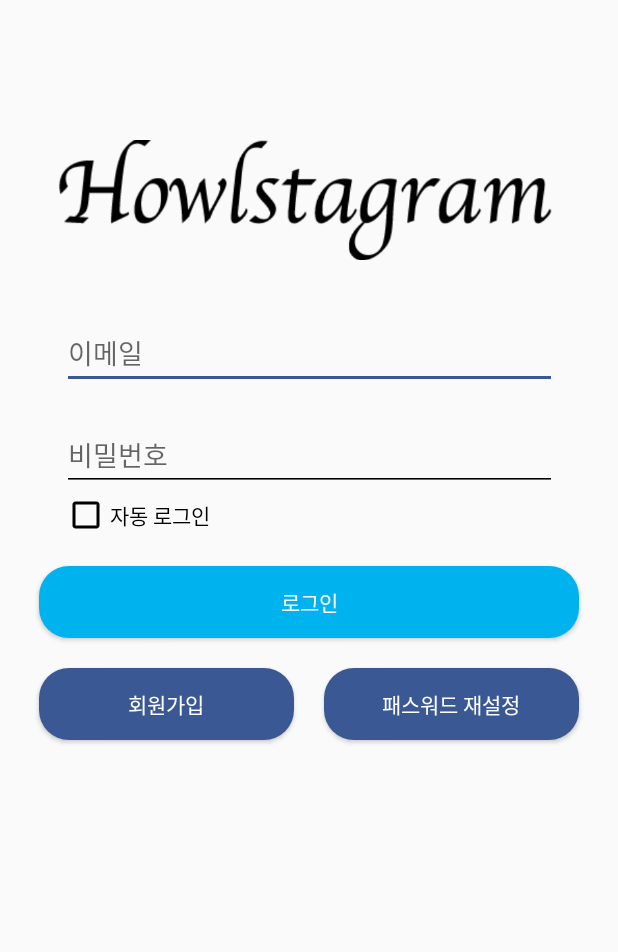
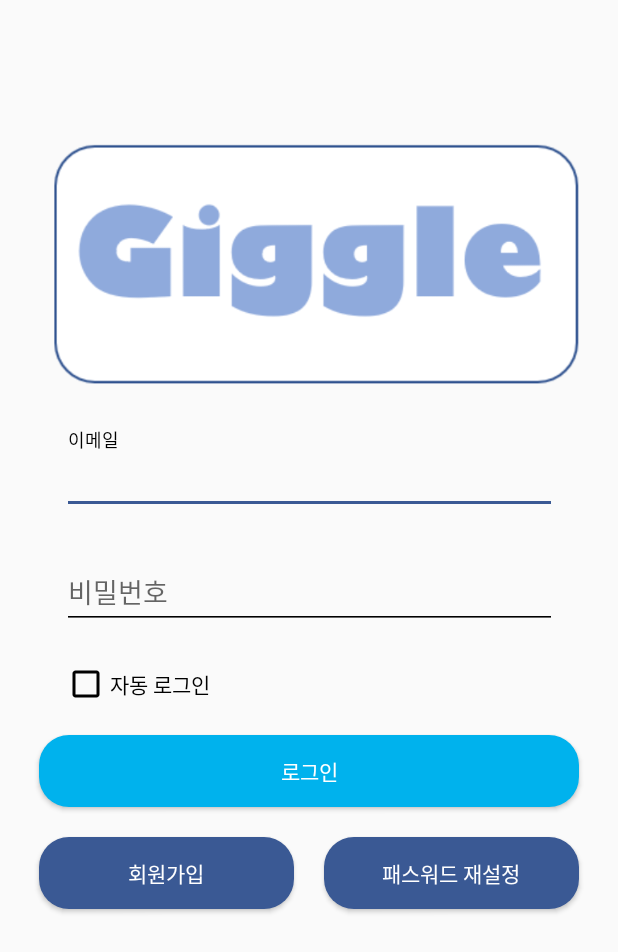
Before and after one commit to koreatlwls/CPL-20201-Team3, an Android app: the screen it shows after launch (LoginActivity), on a phone screen of 412 x 824 dp. Shown: the top 952 px of the screen. Run offline under Robolectric (Android 15) with nearby library versions, the phone set to English and light mode, and no system bars; our stand-ins replace Firebase (no records; nobody signed in at launch, a user with empty details on screens opened directly).

Commit message:
err수정
err수정

```diff
--- a/giggle_android/app/src/main/AndroidManifest.xml
+++ b/giggle_android/app/src/main/AndroidManifest.xml
@@ -22,9 +22,9 @@
         android:roundIcon="@mipmap/ic_launcher_round"
         android:supportsRtl="true"
         android:theme="@style/AppTheme">
-        <activity android:name=".SavedAdActivity"></activity>
+        <activity android:name=".ProcessingAdActivity"></activity>
+        <activity android:name=".SavedAdActivity" />
         <activity android:name=".AdDetailApply" />
-
         <!--
              The API key for Google Maps-based APIs is defined as a string resource.
              (See the file "res/values/google_maps_api.xml").
@@ -81,6 +81,9 @@
         <activity android:name=".IngAd_DetailActivity" />
         <activity android:name=".CompleteAdActivity" />
         <activity android:name=".MemDetail" />
+        <activity android:name=".applicantsActivity" />
+        <activity android:name=".CompleteAdDetailActivity" />
+        <activity android:name=".parttimerActivity" />
 
         <service
             android:name=".MyFirebaseMessagingService"
--- a/giggle_android/app/src/main/java/com/giggle/prototype/LoginActivity.kt
+++ b/giggle_android/app/src/main/java/com/giggle/prototype/LoginActivity.kt
@@ -8,8 +8,6 @@ import android.os.Bundle
 import android.widget.Toast
 import com.google.firebase.auth.FirebaseAuth
 import kotlinx.android.synthetic.main.activity_login.*
-
-
 
 class LoginActivity : AppCompatActivity() {
     var auth : FirebaseAuth? = null
@@ -41,8 +39,6 @@ class LoginActivity : AppCompatActivity() {
                 }
             }
         }
-
-
         //로그인
         login.setOnClickListener {
             val emailStr: String = email.text.toString()
@@ -52,7 +48,6 @@ class LoginActivity : AppCompatActivity() {
             } else if (passwordStr.isEmpty()) {
                 Toast.makeText(this,"비밀번호를 입력해 주세요.", Toast.LENGTH_SHORT).show()
             } else {
-
                 if(autoLogin.isChecked){
                     val auto=getSharedPreferences("auto",Activity.MODE_PRIVATE)
                     val autologin:SharedPreferences.Editor=auto.edit()
--- a/giggle_android/app/src/main/res/layout/activity_login.xml
+++ b/giggle_android/app/src/main/res/layout/activity_login.xml
@@ -12,32 +12,42 @@
             android:layout_height="wrap_content"
             android:layout_marginTop="75dp"
             app:layout_constraintTop_toTopOf="parent"
-            app:srcCompat="@drawable/logo_title" />
+            app:srcCompat="@drawable/giggle" />
 
-            <EditText
-                android:id="@+id/email"
-                android:layout_width="330dp"
-                android:layout_height="wrap_content"
-                android:layout_gravity="center"
-                android:layout_marginTop="20dp"
-                android:ems="10"
-                app:layout_constraintTop_toBottomOf="@id/image_logo"
-                app:layout_constraintLeft_toLeftOf="parent"
-                android:hint="이메일"
-                app:layout_constraintRight_toRightOf="parent"
-                android:inputType="textEmailAddress" />
+    <com.google.android.material.textfield.TextInputLayout
+        android:id="@+id/txEmail"
+        android:layout_width="330dp"
+        app:errorEnabled="true"
+        app:hintTextColor="#000"
+        android:layout_height="wrap_content"
+        android:hint="이메일"
+        app:layout_constraintLeft_toLeftOf="@id/image_logo"
+        app:layout_constraintRight_toRightOf="@id/image_logo"
+        app:layout_constraintTop_toBottomOf="@id/image_logo">
 
-            <EditText
-                android:id="@+id/password"
-                android:layout_width="330dp"
-                android:layout_height="wrap_content"
-                android:layout_gravity="center"
-                android:layout_marginTop="20dp"
-                android:ems="10"
-                android:hint="비밀번호"
-                app:layout_constraintTop_toBottomOf="@id/email"
-                app:layout_constraintLeft_toLeftOf="@id/email"
-                android:inputType="textPassword" />
+        <com.google.android.material.textfield.TextInputEditText
+            android:id="@+id/email"
+            android:layout_width="match_parent"
+            android:layout_height="wrap_content"
+            android:inputType="textEmailAddress" />
+    </com.google.android.material.textfield.TextInputLayout>
+
+    <com.google.android.material.textfield.TextInputLayout
+        android:id="@+id/txpassword"
+        android:layout_width="330dp"
+        app:errorEnabled="true"
+        app:hintTextColor="#000"
+        android:layout_height="wrap_content"
+        android:hint="비밀번호"
+        app:layout_constraintTop_toBottomOf="@id/txEmail"
+        app:layout_constraintLeft_toLeftOf="@id/txEmail"
+        >
+        <com.google.android.material.textfield.TextInputEditText
+            android:id="@+id/password"
+            android:layout_width="match_parent"
+            android:layout_height="wrap_content"
+            android:inputType="textPassword" />
+    </com.google.android.material.textfield.TextInputLayout>
                 <Button
                     android:id="@+id/login"
                     android:layout_width="360dp"
@@ -45,7 +55,7 @@
                     android:layout_gravity="center"
                     android:layout_marginTop="50dp"
                     android:background="@drawable/btn_blue"
-                    app:layout_constraintTop_toBottomOf="@id/password"
+                    app:layout_constraintTop_toBottomOf="@id/txpassword"
                     app:layout_constraintLeft_toLeftOf="parent"
                     app:layout_constraintRight_toRightOf="parent"
                     android:textColor="#ffffff"
@@ -71,13 +81,12 @@
                         android:background="@drawable/btn_darkblue"
                         android:textColor="#ffffff"
                         android:text="패스워드 재설정" />
-
     <CheckBox
+        app:layout_constraintTop_toBottomOf="@id/txpassword"
+        app:layout_constraintLeft_toLeftOf="@id/txpassword"
         android:id="@+id/autoLogin"
         android:layout_width="wrap_content"
         android:layout_height="wrap_content"
-        android:checked="false"
         android:text="자동 로그인"
-        app:layout_constraintLeft_toLeftOf="@id/password"
-        app:layout_constraintTop_toBottomOf="@id/password" />
+        />
 </androidx.constraintlayout.widget.ConstraintLayout>
```
Also changed, not shown: giggle_android/app/src/main/java/com/giggle/prototype/AdDetailApply.kt (line endings or trailing spaces), giggle_android/app/src/main/java/com/giggle/prototype/MemberInfoActivity.kt (indentation only), giggle_android/app/src/main/java/com/giggle/prototype/MypageFragment.kt (line endings or trailing spaces), giggle_android/app/src/main/java/com/giggle/prototype/MypageFragment1.kt (line endings or trailing spaces), giggle_android/app/src/main/java/com/giggle/prototype/ProcessingAdActivity.kt (line endings or trailing spaces), giggle_android/app/src/main/java/com/giggle/prototype/members.java (line endings or trailing spaces), giggle_android/app/src/main/res/drawable-mdpi/giggle.png (added), giggle_android/app/src/main/res/layout/activity_ad_detail_apply.xml (indentation only), giggle_android/app/src/main/res/layout/activity_meminfo.xml (indentation only), giggle_android/app/src/main/res/layout/fragment_add_ad.xml (indentation only), giggle_android/app/src/main/res/layout/fragment_mypage.xml (indentation only).
